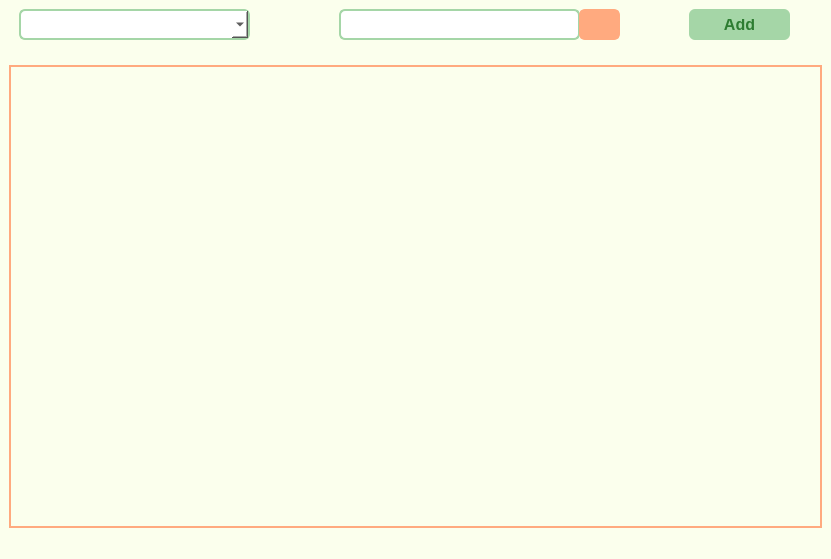
Qt form ui/main_window.ui (olhaLK/herbarium_app) before a commit.
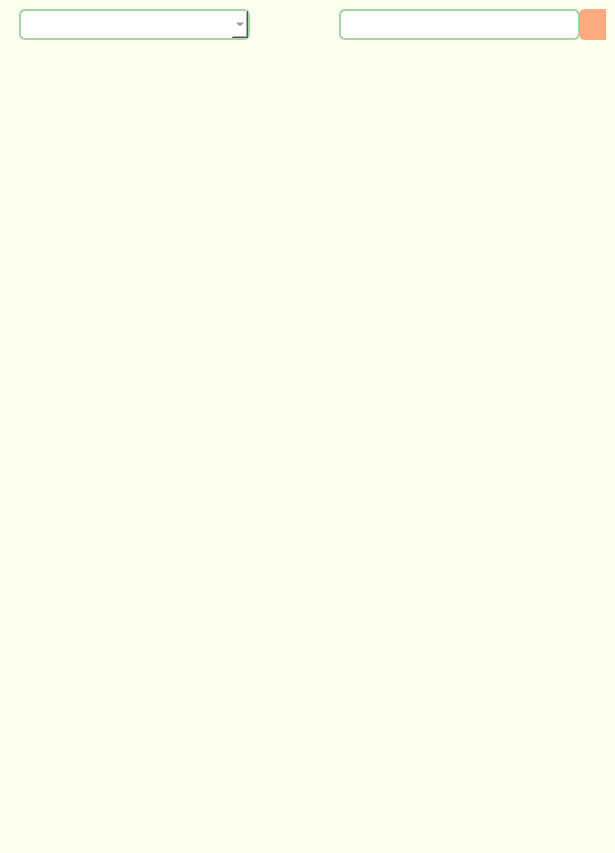
The same form after that commit.

What changed in the file:
```diff
--- a/ui/main_window.ui
+++ b/ui/main_window.ui
@@ -6,8 +6,8 @@
    <rect>
     <x>0</x>
     <y>0</y>
-    <width>831</width>
-    <height>559</height>
+    <width>615</width>
+    <height>853</height>
    </rect>
   </property>
   <property name="mouseTracking">
@@ -32,8 +32,8 @@
      <height>30</height>
     </size>
    </property>
-   <layout class="QVBoxLayout" name="verticalLayout">
-    <item>
+   <layout class="QGridLayout" name="gridLayout">
+    <item row="0" column="0">
      <widget class="QWidget" name="widget" native="true">
       <property name="sizePolicy">
        <sizepolicy hsizetype="Preferred" vsizetype="Fixed">
@@ -59,7 +59,9 @@
        <property name="styleSheet">
         <string notr="true">background: white;
 border: 2 solid #A5D6A7 ;
-border-radius: 6px;</string>
+border-radius: 6px;
+color: rgb(125, 92, 73);
+font-size: 14px;</string>
        </property>
       </widget>
       <widget class="QLineEdit" name="searchMain">
@@ -135,8 +137,14 @@
       </widget>
      </widget>
     </item>
-    <item>
+    <item row="1" column="0">
      <widget class="QScrollArea" name="scrollAreaMain">
+      <property name="sizePolicy">
+       <sizepolicy hsizetype="Preferred" vsizetype="Preferred">
+        <horstretch>0</horstretch>
+        <verstretch>0</verstretch>
+       </sizepolicy>
+      </property>
       <property name="minimumSize">
        <size>
         <width>0</width>
@@ -150,23 +158,15 @@
        <bool>true</bool>
       </property>
       <widget class="QWidget" name="scrollAreaWidgetContents">
-       <property name="geometry">
-        <rect>
-         <x>0</x>
-         <y>0</y>
-         <width>813</width>
-         <height>442</height>
-        </rect>
-       </property>
        <property name="sizePolicy">
-        <sizepolicy hsizetype="Expanding" vsizetype="Expanding">
+        <sizepolicy hsizetype="Preferred" vsizetype="Preferred">
          <horstretch>0</horstretch>
          <verstretch>0</verstretch>
         </sizepolicy>
        </property>
        <property name="minimumSize">
         <size>
-         <width>800</width>
+         <width>0</width>
          <height>0</height>
         </size>
        </property>
@@ -180,7 +180,7 @@
         <bool>true</bool>
        </property>
        <property name="styleSheet">
-        <string notr="true">border: 2 solid rgb(255, 170, 127);</string>
+        <string notr="true"/>
        </property>
       </widget>
      </widget>
```
Left out of the diff: 6 changed lines with no effect on the pictures.
